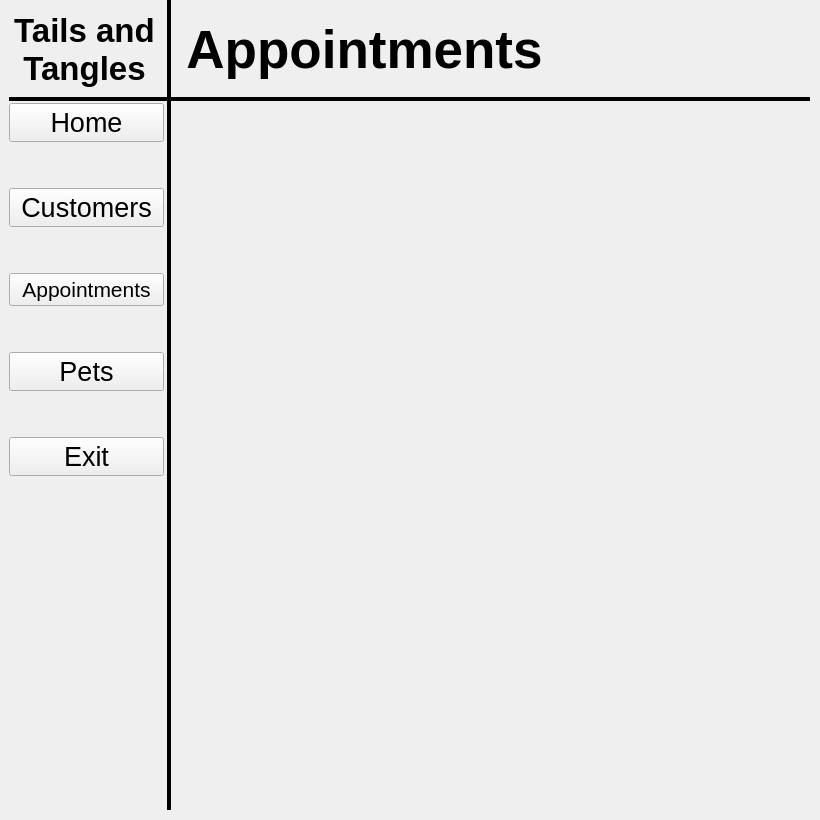
Before: the Qt Designer form UI.ui in srcoggin/IA3, drawn with Qt 5.
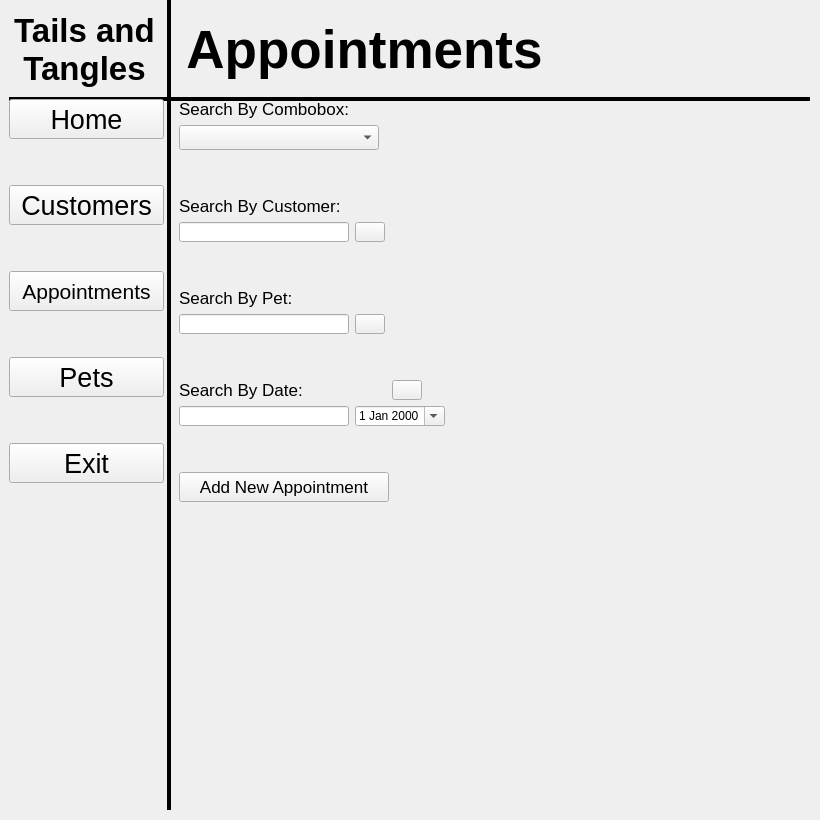
After: the same form once the commit is applied. The open tabs and pages were chosen to show the change.

```diff
--- a/UI.ui
+++ b/UI.ui
@@ -148,7 +148,7 @@
       <bool>true</bool>
      </property>
     </widget>
-    <widget class="QWidget" name="">
+    <widget class="QWidget" name="layoutWidget">
      <property name="geometry">
       <rect>
        <x>0</x>
@@ -485,9 +485,9 @@
        <property name="geometry">
         <rect>
          <x>0</x>
-         <y>104</y>
-         <width>161</width>
-         <height>701</height>
+         <y>100</y>
+         <width>159</width>
+         <height>678</height>
         </rect>
        </property>
        <layout class="QVBoxLayout" name="verticalLayout_3">
@@ -495,6 +495,12 @@
          <layout class="QVBoxLayout" name="verticalLayout_4">
           <item>
            <widget class="QPushButton" name="HomeButton_AppointmentsPage1">
+            <property name="minimumSize">
+             <size>
+              <width>155</width>
+              <height>40</height>
+             </size>
+            </property>
             <property name="maximumSize">
              <size>
               <width>155</width>
@@ -528,6 +534,12 @@
           </item>
           <item>
            <widget class="QPushButton" name="CustomersButton_AppointmentsPage1">
+            <property name="minimumSize">
+             <size>
+              <width>155</width>
+              <height>40</height>
+             </size>
+            </property>
             <property name="maximumSize">
              <size>
               <width>155</width>
@@ -561,6 +573,12 @@
           </item>
           <item>
            <widget class="QPushButton" name="AppointmentButton_AppointmentsPage1">
+            <property name="minimumSize">
+             <size>
+              <width>155</width>
+              <height>40</height>
+             </size>
+            </property>
             <property name="maximumSize">
              <size>
               <width>155</width>
@@ -594,6 +612,12 @@
           </item>
           <item>
            <widget class="QPushButton" name="PetsButton_AppointmentsPage1">
+            <property name="minimumSize">
+             <size>
+              <width>155</width>
+              <height>40</height>
+             </size>
+            </property>
             <property name="maximumSize">
              <size>
               <width>155</width>
@@ -627,6 +651,12 @@
           </item>
           <item>
            <widget class="QPushButton" name="ExitButton_AppointmentsPage1">
+            <property name="minimumSize">
+             <size>
+              <width>155</width>
+              <height>40</height>
+             </size>
+            </property>
             <property name="maximumSize">
              <size>
               <width>155</width>
@@ -688,6 +718,566 @@
         <bool>true</bool>
        </property>
       </widget>
+      <widget class="QWidget" name="layoutWidget_3">
+       <property name="geometry">
+        <rect>
+         <x>170</x>
+         <y>100</y>
+         <width>281</width>
+         <height>541</height>
+        </rect>
+       </property>
+       <layout class="QVBoxLayout" name="verticalLayout_20">
+        <property name="sizeConstraint">
+         <enum>QLayout::SetMinAndMaxSize</enum>
+        </property>
+        <item>
+         <layout class="QVBoxLayout" name="verticalLayout_21">
+          <item>
+           <layout class="QVBoxLayout" name="verticalLayout_22">
+            <item>
+             <widget class="QLabel" name="label_16">
+              <property name="minimumSize">
+               <size>
+                <width>170</width>
+                <height>20</height>
+               </size>
+              </property>
+              <property name="maximumSize">
+               <size>
+                <width>170</width>
+                <height>20</height>
+               </size>
+              </property>
+              <property name="font">
+               <font>
+                <pointsize>13</pointsize>
+               </font>
+              </property>
+              <property name="text">
+               <string>Search By Combobox:</string>
+              </property>
+             </widget>
+            </item>
+            <item>
+             <layout class="QHBoxLayout" name="horizontalLayout_7">
+              <item>
+               <widget class="QComboBox" name="SearchAppointmentComboBox">
+                <property name="minimumSize">
+                 <size>
+                  <width>200</width>
+                  <height>25</height>
+                 </size>
+                </property>
+                <property name="maximumSize">
+                 <size>
+                  <width>200</width>
+                  <height>25</height>
+                 </size>
+                </property>
+                <property name="font">
+                 <font>
+                  <pointsize>11</pointsize>
+                 </font>
+                </property>
+               </widget>
+              </item>
+              <item>
+               <spacer name="horizontalSpacer_5">
+                <property name="orientation">
+                 <enum>Qt::Horizontal</enum>
+                </property>
+                <property name="sizeHint" stdset="0">
+                 <size>
+                  <width>40</width>
+                  <height>20</height>
+                 </size>
+                </property>
+               </spacer>
+              </item>
+             </layout>
+            </item>
+           </layout>
+          </item>
+          <item>
+           <layout class="QHBoxLayout" name="horizontalLayout_8">
+            <item>
+             <layout class="QVBoxLayout" name="verticalLayout_23">
+              <item>
+               <spacer name="verticalSpacer_37">
+                <property name="orientation">
+                 <enum>Qt::Vertical</enum>
+                </property>
+                <property name="sizeHint" stdset="0">
+                 <size>
+                  <width>20</width>
+                  <height>40</height>
+                 </size>
+                </property>
+               </spacer>
+              </item>
+              <item>
+               <widget class="QLabel" name="label_17">
+                <property name="minimumSize">
+                 <size>
+                  <width>170</width>
+                  <height>20</height>
+                 </size>
+                </property>
+                <property name="maximumSize">
+                 <size>
+                  <width>170</width>
+                  <height>20</height>
+                 </size>
+                </property>
+                <property name="font">
+                 <font>
+                  <pointsize>13</pointsize>
+                 </font>
+                </property>
+                <property name="text">
+                 <string>Search By Customer:</string>
+                </property>
+               </widget>
+              </item>
+              <item>
+               <widget class="QLineEdit" name="SearchByCustomerLineEdit">
+                <property name="minimumSize">
+                 <size>
+                  <width>170</width>
+                  <height>20</height>
+                 </size>
+                </property>
+                <property name="maximumSize">
+                 <size>
+                  <width>170</width>
+                  <height>20</height>
+                 </size>
+                </property>
+                <property name="font">
+                 <font>
+                  <pointsize>12</pointsize>
+                 </font>
+                </property>
+               </widget>
+              </item>
+             </layout>
+            </item>
+            <item>
+             <layout class="QVBoxLayout" name="verticalLayout_24">
+              <item>
+               <spacer name="verticalSpacer_29">
+                <property name="orientation">
+                 <enum>Qt::Vertical</enum>
+                </property>
+                <property name="sizeHint" stdset="0">
+                 <size>
+                  <width>20</width>
+                  <height>40</height>
+                 </size>
+                </property>
+               </spacer>
+              </item>
+              <item>
+               <widget class="QPushButton" name="SearchByCustomerButton">
+                <property name="minimumSize">
+                 <size>
+                  <width>30</width>
+                  <height>20</height>
+                 </size>
+                </property>
+                <property name="maximumSize">
+                 <size>
+                  <width>30</width>
+                  <height>20</height>
+                 </size>
+                </property>
+                <property name="text">
+                 <string/>
+                </property>
+               </widget>
+              </item>
+             </layout>
+            </item>
+            <item>
+             <spacer name="horizontalSpacer_10">
+              <property name="orientation">
+               <enum>Qt::Horizontal</enum>
+              </property>
+              <property name="sizeHint" stdset="0">
+               <size>
+                <width>40</width>
+                <height>20</height>
+               </size>
+              </property>
+             </spacer>
+            </item>
+           </layout>
+          </item>
+         </layout>
+        </item>
+        <item>
+         <layout class="QHBoxLayout" name="horizontalLayout_9">
+          <item>
+           <layout class="QVBoxLayout" name="verticalLayout_25">
+            <item>
+             <spacer name="verticalSpacer_38">
+              <property name="orientation">
+               <enum>Qt::Vertical</enum>
+              </property>
+              <property name="sizeHint" stdset="0">
+               <size>
+                <width>20</width>
+                <height>40</height>
+               </size>
+              </property>
+             </spacer>
+            </item>
+            <item>
+             <widget class="QLabel" name="label_18">
+              <property name="minimumSize">
+               <size>
+                <width>170</width>
+                <height>20</height>
+               </size>
+              </property>
+              <property name="maximumSize">
+               <size>
+                <width>170</width>
+                <height>20</height>
+               </size>
+              </property>
+              <property name="font">
+               <font>
+                <pointsize>13</pointsize>
+               </font>
+              </property>
+              <property name="text">
+               <string>Search By Pet:</string>
+              </property>
+             </widget>
+            </item>
+            <item>
+             <widget class="QLineEdit" name="SearchByPetLineEdit">
+              <property name="minimumSize">
+               <size>
+                <width>170</width>
+                <height>20</height>
+               </size>
+              </property>
+              <property name="maximumSize">
+               <size>
+                <width>170</width>
+                <height>20</height>
+               </size>
+              </property>
+              <property name="font">
+               <font>
+                <pointsize>12</pointsize>
+               </font>
+              </property>
+             </widget>
+            </item>
+           </layout>
+          </item>
+          <item>
+           <layout class="QVBoxLayout" name="verticalLayout_26">
+            <item>
+             <spacer name="verticalSpacer_39">
+              <property name="orientation">
+               <enum>Qt::Vertical</enum>
+              </property>
+              <property name="sizeHint" stdset="0">
+               <size>
+                <width>20</width>
+                <height>40</height>
+               </size>
+              </property>
+             </spacer>
+            </item>
+            <item>
+             <widget class="QPushButton" name="SearchByPetButton">
+              <property name="maximumSize">
+               <size>
+                <width>30</width>
+                <height>20</height>
+               </size>
+              </property>
+              <property name="text">
+               <string/>
+              </property>
+             </widget>
+            </item>
+           </layout>
+          </item>
+          <item>
+           <spacer name="horizontalSpacer_6">
+            <property name="orientation">
+             <enum>Qt::Horizontal</enum>
+            </property>
+            <property name="sizeHint" stdset="0">
+             <size>
+              <width>40</width>
+              <height>20</height>
+             </size>
+            </property>
+           </spacer>
+          </item>
+         </layout>
+        </item>
+        <item>
+         <layout class="QHBoxLayout" name="horizontalLayout_10"/>
+        </item>
+        <item>
+         <layout class="QVBoxLayout" name="verticalLayout_27">
+          <item>
+           <layout class="QHBoxLayout" name="horizontalLayout_11">
+            <item>
+             <layout class="QVBoxLayout" name="verticalLayout_28">
+              <item>
+               <spacer name="verticalSpacer_41">
+                <property name="orientation">
+                 <enum>Qt::Vertical</enum>
+                </property>
+                <property name="sizeHint" stdset="0">
+                 <size>
+                  <width>20</width>
+                  <height>40</height>
+                 </size>
+                </property>
+               </spacer>
+              </item>
+              <item>
+               <widget class="QLabel" name="label_19">
+                <property name="minimumSize">
+                 <size>
+                  <width>170</width>
+                  <height>20</height>
+                 </size>
+                </property>
+                <property name="maximumSize">
+                 <size>
+                  <width>170</width>
+                  <height>20</height>
+                 </size>
+                </property>
+                <property name="font">
+                 <font>
+                  <pointsize>13</pointsize>
+                 </font>
+                </property>
+                <property name="text">
+                 <string>Search By Date:</string>
+                </property>
+               </widget>
+              </item>
+              <item>
+               <widget class="QLineEdit" name="SearchByDateLineEdit">
+                <property name="minimumSize">
+                 <size>
+                  <width>170</width>
+                  <height>20</height>
+                 </size>
+                </property>
+                <property name="maximumSize">
+                 <size>
+                  <width>170</width>
+                  <height>20</height>
+                 </size>
+                </property>
+                <property name="font">
+                 <font>
+                  <pointsize>12</pointsize>
+                 </font>
+                </property>
+               </widget>
+              </item>
+             </layout>
+            </item>
+            <item>
+             <layout class="QVBoxLayout" name="verticalLayout_29">
+              <item>
+               <spacer name="verticalSpacer_42">
+                <property name="orientation">
+                 <enum>Qt::Vertical</enum>
+                </property>
+                <property name="sizeHint" stdset="0">
+                 <size>
+                  <width>20</width>
+                  <height>40</height>
+                 </size>
+                </property>
+               </spacer>
+              </item>
+              <item>
+               <layout class="QHBoxLayout" name="horizontalLayout_12">
+                <item>
+                 <spacer name="horizontalSpacer_7">
+                  <property name="orientation">
+                   <enum>Qt::Horizontal</enum>
+                  </property>
+                  <property name="sizeHint" stdset="0">
+                   <size>
+                    <width>40</width>
+                    <height>20</height>
+                   </size>
+                  </property>
+                 </spacer>
+                </item>
+                <item>
+                 <widget class="QPushButton" name="SearchByDateButton">
+                  <property name="maximumSize">
+                   <size>
+                    <width>30</width>
+                    <height>20</height>
+                   </size>
+                  </property>
+                  <property name="text">
+                   <string/>
+                  </property>
+                 </widget>
+                </item>
+                <item>
+                 <spacer name="horizontalSpacer_9">
+                  <property name="orientation">
+                   <enum>Qt::Horizontal</enum>
+                  </property>
+                  <property name="sizeHint" stdset="0">
+                   <size>
+                    <width>40</width>
+                    <height>20</height>
+                   </size>
+                  </property>
+                 </spacer>
+                </item>
+               </layout>
+              </item>
+              <item>
+               <widget class="QDateEdit" name="dateEdit">
+                <property name="minimumSize">
+                 <size>
+                  <width>90</width>
+                  <height>20</height>
+                 </size>
+                </property>
+                <property name="maximumSize">
+                 <size>
+                  <width>90</width>
+                  <height>20</height>
+                 </size>
+                </property>
+                <property name="calendarPopup">
+                 <bool>true</bool>
+                </property>
+               </widget>
+              </item>
+             </layout>
+            </item>
+           </layout>
+          </item>
+          <item>
+           <spacer name="verticalSpacer_27">
+            <property name="orientation">
+             <enum>Qt::Vertical</enum>
+            </property>
+            <property name="sizeHint" stdset="0">
+             <size>
+              <width>20</width>
+              <height>40</height>
+             </size>
+            </property>
+           </spacer>
+          </item>
+          <item>
+           <widget class="QPushButton" name="AddNewAppointmentPageButton_Appointment1Page">
+            <property name="minimumSize">
+             <size>
+              <width>210</width>
+              <height>30</height>
+             </size>
+            </property>
+            <property name="maximumSize">
+             <size>
+              <width>210</width>
+              <height>30</height>
+             </size>
+            </property>
+            <property name="font">
+             <font>
+              <pointsize>13</pointsize>
+             </font>
+            </property>
+            <property name="text">
+             <string>Add New Appointment</string>
+            </property>
+           </widget>
+          </item>
+         </layout>
+        </item>
+        <item>
+         <spacer name="verticalSpacer">
+          <property name="orientation">
+           <enum>Qt::Vertical</enum>
+          </property>
+          <property name="sizeHint" stdset="0">
+           <size>
+            <width>20</width>
+            <height>40</height>
+           </size>
+          </property>
+         </spacer>
+        </item>
+        <item>
+         <spacer name="verticalSpacer_31">
+          <property name="orientation">
+           <enum>Qt::Vertical</enum>
+          </property>
+          <property name="sizeHint" stdset="0">
+           <size>
+            <width>20</width>
+            <height>40</height>
+           </size>
+          </property>
+         </spacer>
+        </item>
+       </layout>
+      </widget>
+      <widget class="QLabel" name="AppointmentsPrintLabel">
+       <property name="geometry">
+        <rect>
+         <x>420</x>
+         <y>110</y>
+         <width>380</width>
+         <height>680</height>
+        </rect>
+       </property>
+       <property name="minimumSize">
+        <size>
+         <width>380</width>
+         <height>680</height>
+        </size>
+       </property>
+       <property name="maximumSize">
+        <size>
+         <width>380</width>
+         <height>680</height>
+        </size>
+       </property>
+       <property name="font">
+        <font>
+         <pointsize>14</pointsize>
+        </font>
+       </property>
+       <property name="text">
+        <string/>
+       </property>
+       <property name="alignment">
+        <set>Qt::AlignLeading|Qt::AlignLeft|Qt::AlignTop</set>
+       </property>
+       <property name="wordWrap">
+        <bool>true</bool>
+       </property>
+      </widget>
      </widget>
      <widget class="QWidget" name="Appointments1_2"/>
      <widget class="QWidget" name="Appointments2_2"/>
```
Left out of the diff: 172 changed lines with no effect on the pictures. Lines whose indentation alone changed are shown as unchanged.
